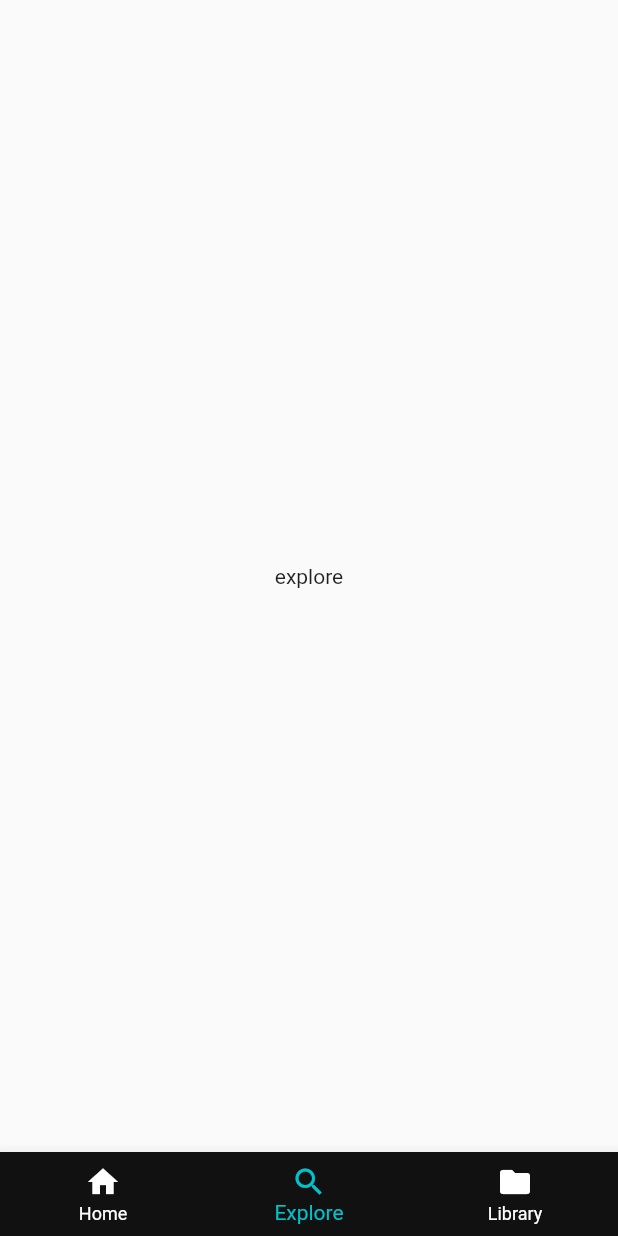
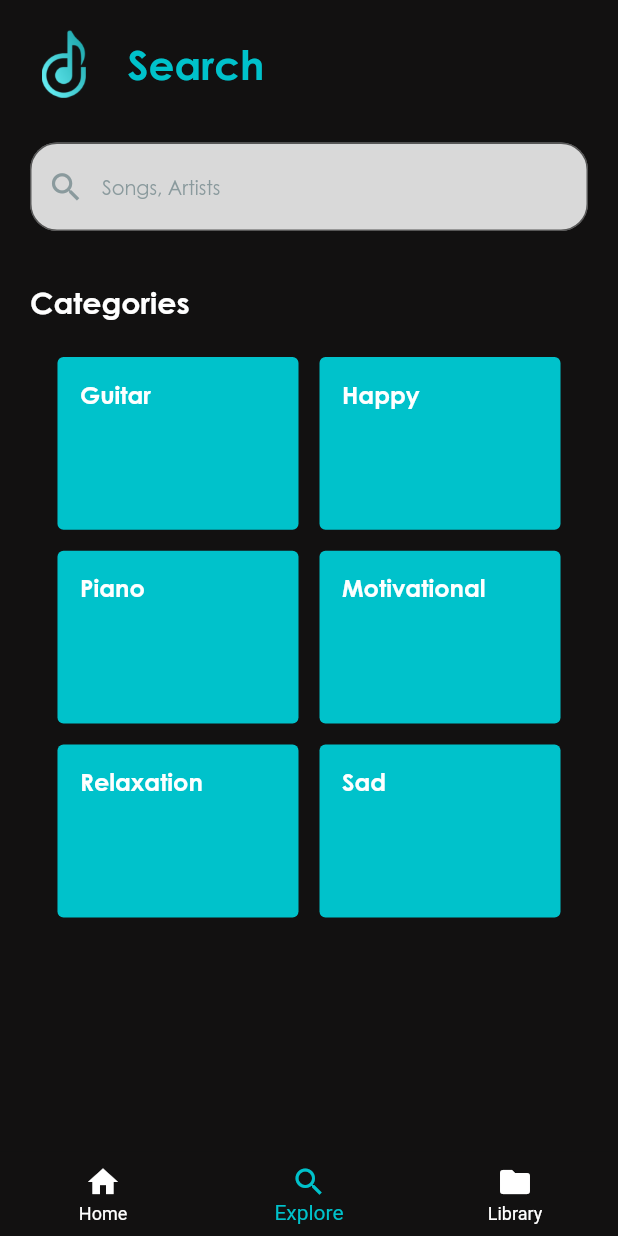
Before and after one commit to Nataliiabul/musium, a Flutter app: the TabsScreen screen opened by its route, item 2 of the bottom bar chosen, on a phone screen of 412 x 824 dp. Run offline on Flutter 3.47's test engine with Material 2 defaults, Android fonts, the light colour scheme and no system bars; our stand-ins replace flutter_svg; network calls fail; project files that could hold a hidden picture were left out.

Commit message:
completed explore screen ui

```diff
--- a/lib/models/track.dart
+++ b/lib/models/track.dart
@@ -18,92 +18,114 @@ class TrackItem {
   });
 }
 
-class Track with ChangeNotifier{
+class Track with ChangeNotifier {
   static final List _tracks = [
     TrackItem(
       id: '1',
       title: 'Raising Me Higher',
       author: 'Ahjay Stelino',
-      category: ['guitar', 'happy'],
+      category: ['Guitar', 'Happy'],
       trackURL:
           'https://assets.mixkit.co/music/preview/mixkit-raising-me-higher-34.mp3',
-      coverURL: 'https://witches-empire.com/upload/iblock/491/49133b9790b4281816b7c381102d2c39.jpg',
+      coverURL:
+          'https://witches-empire.com/upload/iblock/491/49133b9790b4281816b7c381102d2c39.jpg',
     ),
     TrackItem(
       id: '2',
       title: 'Dreaming Big',
       author: 'Ahjay Stelino',
-      category: ['piano', 'motivational'],
+      category: ['Piano', 'Motivational'],
       trackURL:
           'src="https://assets.mixkit.co/music/preview/mixkit-dreaming-big-31.mp3"',
-      coverURL: 'https://i.pinimg.com/236x/dd/55/4c/dd554c4bda263cec85ce35eb92ab91e7--moon-images-black-girls.jpg',
+      coverURL:
+          'https://i.pinimg.com/236x/dd/55/4c/dd554c4bda263cec85ce35eb92ab91e7--moon-images-black-girls.jpg',
     ),
     TrackItem(
       id: '3',
       title: 'Beautiful Dream',
       author: 'Diego Nava',
-      category: ['relaxation', 'guitar'],
+      category: ['Relaxation', 'Guitar'],
       trackURL:
           'https://assets.mixkit.co/music/preview/mixkit-beautiful-dream-493.mp3',
-      coverURL: 'https://ic.pics.livejournal.com/marfa_nikitina4/68386950/1374037/1374037_600.jpg',
+      coverURL:
+          'https://ic.pics.livejournal.com/marfa_nikitina4/68386950/1374037/1374037_600.jpg',
     ),
     TrackItem(
       id: '4',
       title: 'Spirit in the Woods',
       author: 'Alejandro Magaña',
-      category: ['relaxation'],
+      category: ['Relaxation'],
       trackURL:
           'https://assets.mixkit.co/music/preview/mixkit-spirit-in-the-woods-139.mp3',
-      coverURL: 'https://artlords-artwork.s3.amazonaws.com/uploads/image/10935/thumb_jumbo_sylvebehance.jpg',
+      coverURL:
+          'https://artlords-artwork.s3.amazonaws.com/uploads/image/10935/thumb_jumbo_sylvebehance.jpg',
     ),
     TrackItem(
       id: '5',
       title: 'Forest Treasure',
       author: 'Alejandro Magaña',
-      category: ['relaxation'],
+      category: ['Relaxation'],
       trackURL:
           'https://assets.mixkit.co/music/preview/mixkit-forest-treasure-138.mp3',
-      coverURL: 'https://thumbnailer.mixcloud.com/unsafe/600x600/extaudio/0/5/4/5/43b6-3cb1-4bff-9481-3dc378a9e225',
+      coverURL:
+          'https://thumbnailer.mixcloud.com/unsafe/600x600/extaudio/0/5/4/5/43b6-3cb1-4bff-9481-3dc378a9e225',
     ),
     TrackItem(
       id: '6',
       title: 'Delightful',
       author: 'Ahjay Stelino',
-      category: ['guitar'],
+      category: ['Guitar'],
       trackURL:
           'https://assets.mixkit.co/music/preview/mixkit-delightful-4.mp3',
-      coverURL: 'https://images.wallpapersden.com/image/download/sea-shore-minimalism_ZmpubmuUmZqaraWkpJRnbmhnrWduaGc.jpg',
+      coverURL:
+          'https://images.wallpapersden.com/image/download/sea-shore-minimalism_ZmpubmuUmZqaraWkpJRnbmhnrWduaGc.jpg',
     ),
     TrackItem(
       id: '7',
       title: 'Night Sky',
       author: 'Michael Ramir C.',
-      category: ['motivational'],
+      category: ['Motivational'],
       trackURL:
           'https://assets.mixkit.co/music/preview/mixkit-night-sky-hip-hop-970.mp3',
-      coverURL: 'https://avatars.yandex.net/get-music-content/2359742/c2f02840.a.11605218-1/m1000x1000?webp=false',
+      coverURL:
+          'https://avatars.yandex.net/get-music-content/2359742/c2f02840.a.11605218-1/m1000x1000?webp=false',
     ),
     TrackItem(
       id: '8',
       title: 'Silent Descent',
       author: 'Eugenio Mininni',
-      category: ['piano', 'sad'],
+      category: ['Piano', 'Sad'],
       trackURL:
           'https://assets.mixkit.co/music/preview/mixkit-silent-descent-614.mp3',
-      coverURL: 'https://mir-s3-cdn-cf.behance.net/project_modules/1400/64b06754145657.5609313ddf2a9.jpg',
+      coverURL:
+          'https://mir-s3-cdn-cf.behance.net/project_modules/1400/64b06754145657.5609313ddf2a9.jpg',
     ),
     TrackItem(
       id: '9',
       title: 'Sunset',
       author: 'Alejandro Magaña',
-      category: ['relaxation'],
+      category: ['Relaxation'],
       trackURL:
           'https://assets.mixkit.co/music/preview/mixkit-playground-fun-12.mp3',
-      coverURL: 'https://image.winudf.com/v2/image/aW5mby5rb3NpdC5zdW5zZXQyX3NjcmVlbl80XzE1MTMzOTI1MDNfMDcy/screen-4.jpg?fakeurl=1&type=.jpg',
+      coverURL:
+          'https://image.winudf.com/v2/image/aW5mby5rb3NpdC5zdW5zZXQyX3NjcmVlbl80XzE1MTMzOTI1MDNfMDcy/screen-4.jpg?fakeurl=1&type=.jpg',
     ),
+  ];
+
+  final List _categories = [
+    'Guitar',
+    'Happy',
+    'Piano',
+    'Motivational',
+    'Relaxation',
+    'Sad',
   ];
 
   List get tracks {
     return _tracks;
   }
+
+  List get categories {
+    return _categories;
+  }
 }
--- a/lib/screens/explore_screen.dart
+++ b/lib/screens/explore_screen.dart
@@ -1,6 +1,14 @@
 import 'package:flutter/material.dart';
-import 'package:flutter/src/widgets/framework.dart';
-import 'package:flutter/src/widgets/placeholder.dart';
+import 'package:provider/provider.dart';
+
+import 'package:musium/models/track.dart';
+
+import 'package:musium/style/colors.dart';
+import 'package:musium/style/regular_text.dart';
+
+import 'package:musium/widgets/explore_screen/category_item_block.dart';
+import 'package:musium/widgets/explore_screen/header_explore_screen.dart';
+
 
 class ExploreScreen extends StatefulWidget {
   static const routeName = '/explore';
@@ -11,10 +19,75 @@ class ExploreScreen extends StatefulWidget {
 }
 
 class _ExploreScreenState extends State<ExploreScreen> {
+  final hintStyle = const TextStyle(
+    fontSize: 13,
+    fontFamily: 'Century-Gothic',
+    color: Color(0xff8A9A9D),
+  );
   @override
   Widget build(BuildContext context) {
+    final trackData = Provider.of<Track>(context);
     return Scaffold(
-      body: Center(child: Text('explore')),
+      backgroundColor: AppColors.background,
+      body: LayoutBuilder(
+        builder: (context, constraints) => SafeArea(
+          child: SingleChildScrollView(
+            child: Container(
+              width: constraints.maxWidth,
+              padding: const EdgeInsets.all(20),
+              child: Column(
+                crossAxisAlignment: CrossAxisAlignment.start,
+                children: [
+                  // header
+                  const HeaderExploreScreen(),
+                  const SizedBox(height: 30),
+
+                  // search field
+                  TextField(
+                    decoration: InputDecoration(
+                      border: const OutlineInputBorder(
+                        borderRadius: BorderRadius.all(
+                          Radius.circular(18),
+                        ),
+                      ),
+                      filled: true,
+                      fillColor: AppColors.textFieldFillColor,
+                      hintText: 'Songs, Artists',
+                      hintStyle: hintStyle,
+                      prefixIcon: const Icon(
+                        Icons.search,
+                        color: Color(0xff8A9A9D),
+                        size: 25,
+                      ),
+                    ),
+                  ),
+                  const SizedBox(height: 35),
+
+                  // title
+                  const RegularText(
+                    text: 'Categories',
+                    fontSize: 20,
+                  ),
+                  const SizedBox(height: 17),
+
+                  Align(
+                    alignment: Alignment.center,
+                    child: Wrap(
+                      children: trackData.categories.map((categoryItem) {
+                        return CategoryItemBlock(
+                          height: constraints.maxHeight * 0.15,
+                          width: constraints.maxWidth * 0.39,
+                          categoryItemText: categoryItem,
+                        );
+                      }).toList(),
+                    ),
+                  ),
+                ],
+              ),
+            ),
+          ),
+        ),
+      ),
     );
   }
 }
--- a/lib/style/colors.dart
+++ b/lib/style/colors.dart
@@ -10,6 +10,7 @@ class AppColors {
   static const Color borderButtonColor = Color(0xffDBE7E8);
 
   // static const Color imgBgColor = Color(0xFF4ac4d9);
+  static const Color textFieldFillColor = Color(0xFFD9D9D9);
 
   static const Color mainBlue = Color(0xFF00C2CB);
   static const Color secondBlue = Color(0xFF39C0D4);
--- /dev/null
+++ b/lib/widgets/explore_screen/category_item_block.dart
@@ -0,0 +1,40 @@
+import 'package:flutter/material.dart';
+import 'package:musium/style/colors.dart';
+
+class CategoryItemBlock extends StatelessWidget {
+  const CategoryItemBlock({
+    super.key,
+    required this.categoryItemText,
+    required this.height,
+    required this.width,
+  });
+
+  final double height;
+  final double width;
+  final String categoryItemText;
+
+  @override
+  Widget build(BuildContext context) {
+    return Container(
+      margin: const EdgeInsets.all(7),
+      height: height,
+      width: width,
+      padding: const EdgeInsets.all(15),
+      decoration: const BoxDecoration(
+        borderRadius: BorderRadius.all(
+          Radius.circular(4),
+        ),
+        color: AppColors.mainBlue,
+      ),
+      child: Text(
+        categoryItemText,
+        style: const TextStyle(
+          fontSize: 16,
+          fontFamily: 'Century-Gothic',
+          color: Colors.white,
+          fontWeight: FontWeight.bold,
+        ),
+      ),
+    );
+  }
+}
--- /dev/null
+++ b/lib/widgets/explore_screen/header_explore_screen.dart
@@ -0,0 +1,33 @@
+import 'package:flutter/material.dart';
+import 'package:musium/style/color_text.dart';
+
+class HeaderExploreScreen extends StatelessWidget {
+  const HeaderExploreScreen({
+    super.key,
+  });
+
+  @override
+  Widget build(BuildContext context) {
+    return Row(
+      crossAxisAlignment: CrossAxisAlignment.center,
+      children: [
+        Container(
+          width: 45,
+          height: 45,
+          decoration: const BoxDecoration(
+            image: DecorationImage(
+              image: AssetImage('assets/images/logo_box.png'),
+              fit: BoxFit.fitHeight,
+            ),
+          ),
+        ),
+        const SizedBox(width: 20),
+        const ColorText(
+          text: 'Search',
+          fontSize: 27,
+          isBold: true,
+        ),
+      ],
+    );
+  }
+}
```
